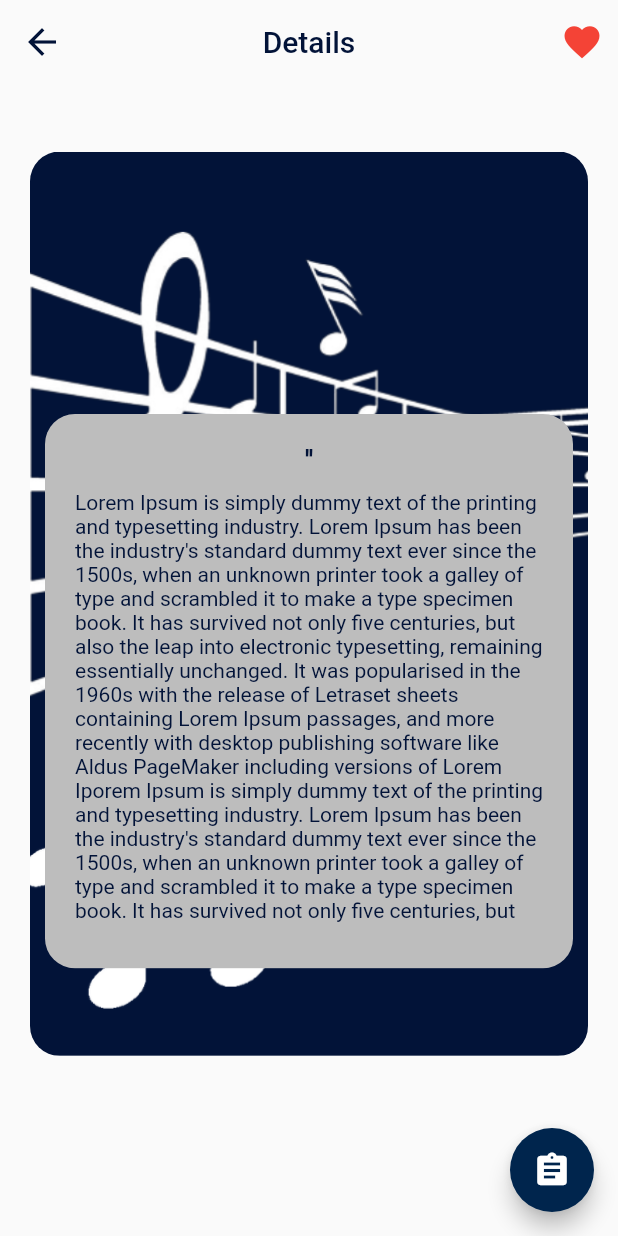
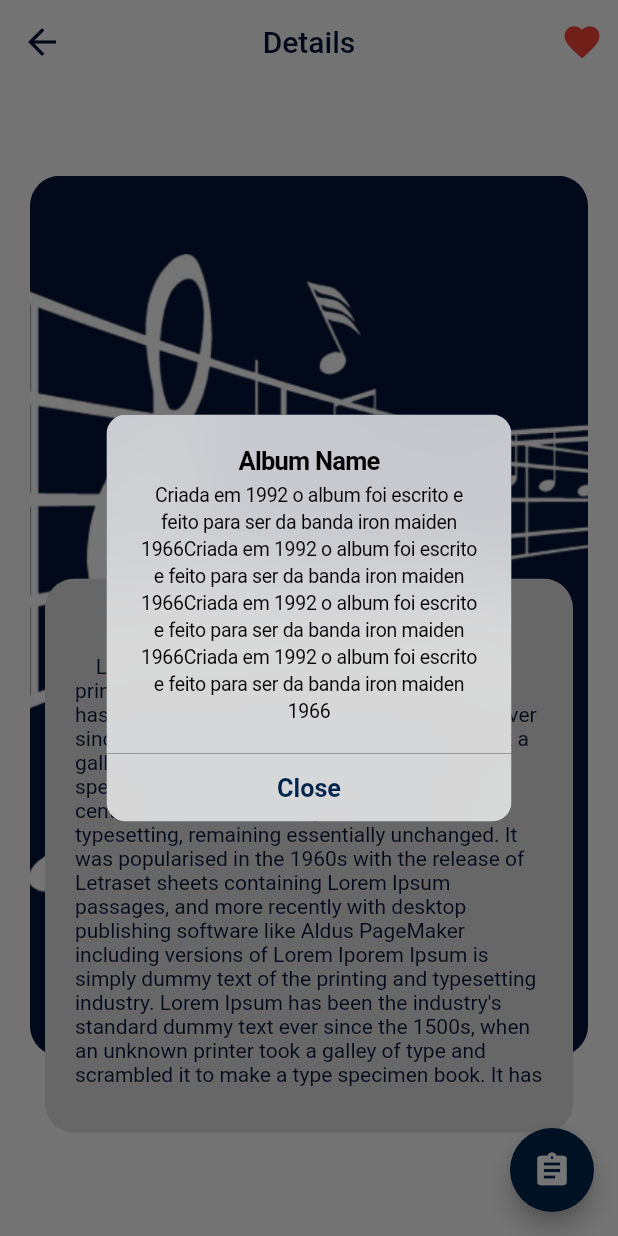
Before and after one commit to RegisSalesRA/flutter_sqflite, a Flutter app: the DetailScreen screen opened directly with empty values, after a tap on the "assignment" icon, on a phone screen of 412 x 824 dp. Run offline on Flutter 3.47's test engine with Material 2 defaults, Android fonts, the phone set to English and light mode, and no system bars; our stand-ins replace sqflite; accounts and stored records are empty.

Commit message:
detail screen finished

```diff
--- a/lib/ui/pages/detail_screen.dart
+++ b/lib/ui/pages/detail_screen.dart
@@ -1,3 +1,4 @@
+import 'package:flutter/cupertino.dart';
 import 'package:flutter/material.dart';
 import 'package:flutter_sqlite/helpers/helpers.dart';
 import '../../model/model.dart';
@@ -13,14 +14,32 @@
   @override
   Widget build(BuildContext context) {
     var size = MediaQuery.of(context).size;
-    return Scaffold(
+    return Material(
+      child: Scaffold(
         floatingActionButton: FloatingActionButton(
-        child: Icon(
+          child: const Icon(
             Icons.assignment,
             color: Colors.white,
             size: 26,
           ),
-        onPressed: () {},
+          onPressed: () {
+            showDialog<String>(
+              context: context,
+              builder: (BuildContext context) => CupertinoAlertDialog(
+                  title: Text("Album Name"),
+                  content: Text(
+                      "Criada em 1992 o album foi escrito e feito para ser da banda iron maiden 1966Criada em 1992 o album foi escrito e feito para ser da banda iron maiden 1966Criada em 1992 o album foi escrito e feito para ser da banda iron maiden 1966Criada em 1992 o album foi escrito e feito para ser da banda iron maiden 1966"),
+                  actions: <CupertinoDialogAction>[
+                    CupertinoDialogAction(
+                      isDefaultAction: true,
+                      onPressed: () {
+                        Navigator.pop(context);
+                      },
+                      child: const Text('Close'),
+                    ),
+                  ]),
+            );
+          },
         ),
         appBar: AppBar(
           backgroundColor: Colors.transparent,
@@ -44,7 +63,7 @@
             child: Stack(
           children: [
             Positioned(
-            top: 25,
+              top: size.height * 0.05,
               bottom: 100,
               right: 0,
               left: 0,
@@ -64,7 +83,7 @@
               ),
             ),
             Positioned(
-            top: 220,
+              top: size.height * 0.40,
               right: 30,
               bottom: 0,
               left: 30,
@@ -73,7 +92,7 @@
                   ClipRRect(
                     borderRadius: const BorderRadius.all(Radius.circular(20)),
                     child: Container(
-                    color: Colors.grey.shade400,
+                      color: Colors.grey.shade300,
                       padding: const EdgeInsets.all(20),
                       child: Column(
                         children: [
@@ -82,7 +101,7 @@
                             width: size.width,
                             height: size.height * 0.40,
                             decoration: BoxDecoration(
-                            color: Colors.grey.shade400,
+                              color: Colors.grey.shade300,
                             ),
                             child: Column(children: [
                               Center(
@@ -122,6 +141,7 @@
             )
           ],
         )),
+      ),
     );
   }
 }
```
Lines whose indentation alone changed are shown as unchanged.
